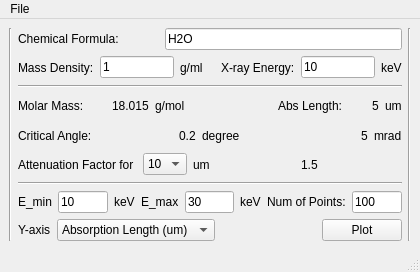
First picture: the form in Tools/Calculators/UI_Forms/X_Calc.ui, repository chemmatcars/XAnoS, before the edit.
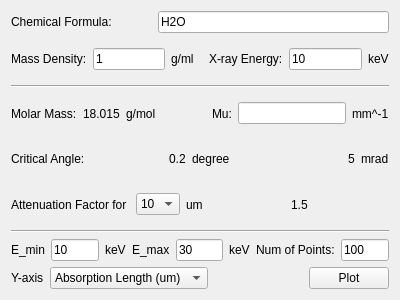
Second picture: the form after the edit.

What changed in the file:
```diff
--- a/Tools/Calculators/UI_Forms/X_Calc.ui
+++ b/Tools/Calculators/UI_Forms/X_Calc.ui
@@ -1,21 +1,20 @@
 <?xml version="1.0" encoding="UTF-8"?>
 <ui version="4.0">
- <class>MainWindow</class>
- <widget class="QMainWindow" name="MainWindow">
+ <class>Form</class>
+ <widget class="QWidget" name="Form">
   <property name="geometry">
    <rect>
     <x>0</x>
     <y>0</y>
-    <width>420</width>
-    <height>272</height>
+    <width>400</width>
+    <height>300</height>
    </rect>
   </property>
   <property name="windowTitle">
    <string>MainWindow</string>
   </property>
-  <widget class="QWidget" name="centralwidget">
-   <layout class="QGridLayout" name="gridLayout_2">
-    <item row="0" column="1">
+  <layout class="QHBoxLayout" name="horizontalLayout_8">
+   <item>
      <layout class="QGridLayout" name="gridLayout">
       <item row="0" column="0">
        <layout class="QHBoxLayout" name="horizontalLayout">
@@ -210,22 +209,24 @@
             <verstretch>0</verstretch>
            </sizepolicy>
           </property>
+         <property name="maximumSize">
+          <size>
+           <width>20</width>
+           <height>16777215</height>
+          </size>
+         </property>
           <property name="text">
-           <string>Abs Length:</string>
+          <string>Mu:</string>
           </property>
          </widget>
         </item>
         <item>
-         <widget class="QLabel" name="abslenLabel">
-          <property name="text">
-           <string>5</string>
-          </property>
-         </widget>
+        <widget class="QLineEdit" name="muLineEdit"/>
         </item>
         <item>
          <widget class="QLabel" name="absunitLabel">
           <property name="text">
-           <string>um</string>
+          <string>mm^-1</string>
           </property>
          </widget>
         </item>
@@ -558,45 +559,7 @@
       </item>
      </layout>
     </item>
-    <item row="0" column="0">
-     <widget class="Line" name="line_3">
-      <property name="orientation">
-       <enum>Qt::Vertical</enum>
-      </property>
-     </widget>
-    </item>
-    <item row="0" column="2">
-     <widget class="Line" name="line_4">
-      <property name="orientation">
-       <enum>Qt::Vertical</enum>
-      </property>
-     </widget>
-    </item>
-   </layout>
-  </widget>
-  <widget class="QMenuBar" name="menubar">
-   <property name="geometry">
-    <rect>
-     <x>0</x>
-     <y>0</y>
-     <width>420</width>
-     <height>21</height>
-    </rect>
-   </property>
-   <widget class="QMenu" name="menuFile">
-    <property name="title">
-     <string>File</string>
-    </property>
-    <addaction name="actionExit"/>
-   </widget>
-   <addaction name="menuFile"/>
-  </widget>
-  <widget class="QStatusBar" name="statusbar"/>
-  <action name="actionExit">
-   <property name="text">
-    <string>Exit</string>
-   </property>
-  </action>
+  </layout>
  </widget>
  <resources/>
  <connections/>
```
Left out of the diff: 4 changed lines with no effect on the pictures. Lines whose indentation alone changed are shown as unchanged.
